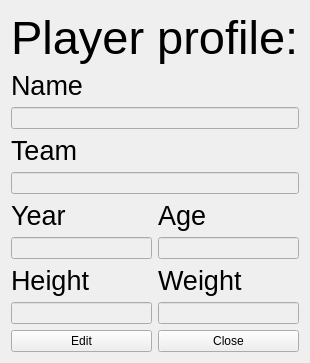
This is nba_game/player_window.ui in Razorlance/dsba-itop2022-hw as Qt 5 draws it before an edit. The edited form follows.
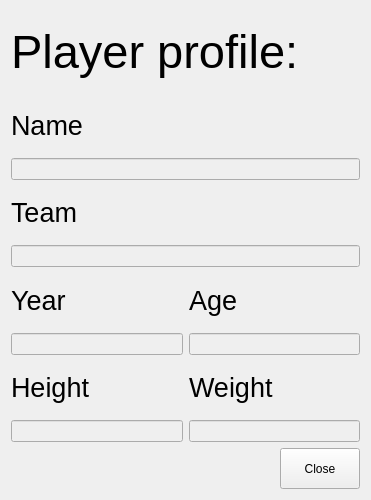
This is the edited form.

```diff
--- a/nba_game/player_window.ui
+++ b/nba_game/player_window.ui
@@ -2,6 +2,14 @@
 <ui version="4.0">
  <class>player_window</class>
  <widget class="QWidget" name="player_window">
+  <property name="geometry">
+   <rect>
+    <x>0</x>
+    <y>0</y>
+    <width>371</width>
+    <height>500</height>
+   </rect>
+  </property>
   <property name="windowTitle">
    <string>Form</string>
   </property>
@@ -177,23 +185,17 @@
      <item>
       <layout class="QHBoxLayout" name="horizontalLayout_3">
        <item>
-        <widget class="QPushButton" name="pushButton_2">
-         <property name="sizePolicy">
-          <sizepolicy hsizetype="Preferred" vsizetype="Preferred">
-           <horstretch>0</horstretch>
-           <verstretch>0</verstretch>
-          </sizepolicy>
+        <spacer name="horizontalSpacer">
+         <property name="orientation">
+          <enum>Qt::Horizontal</enum>
          </property>
-         <property name="baseSize">
+         <property name="sizeHint" stdset="0">
           <size>
-           <width>30</width>
-           <height>30</height>
+           <width>40</width>
+           <height>20</height>
           </size>
          </property>
-         <property name="text">
-          <string>Edit</string>
-         </property>
-        </widget>
+        </spacer>
        </item>
        <item>
         <widget class="QPushButton" name="pushButton">
```
Left out of the diff: 2 changed lines with no effect on the pictures.
